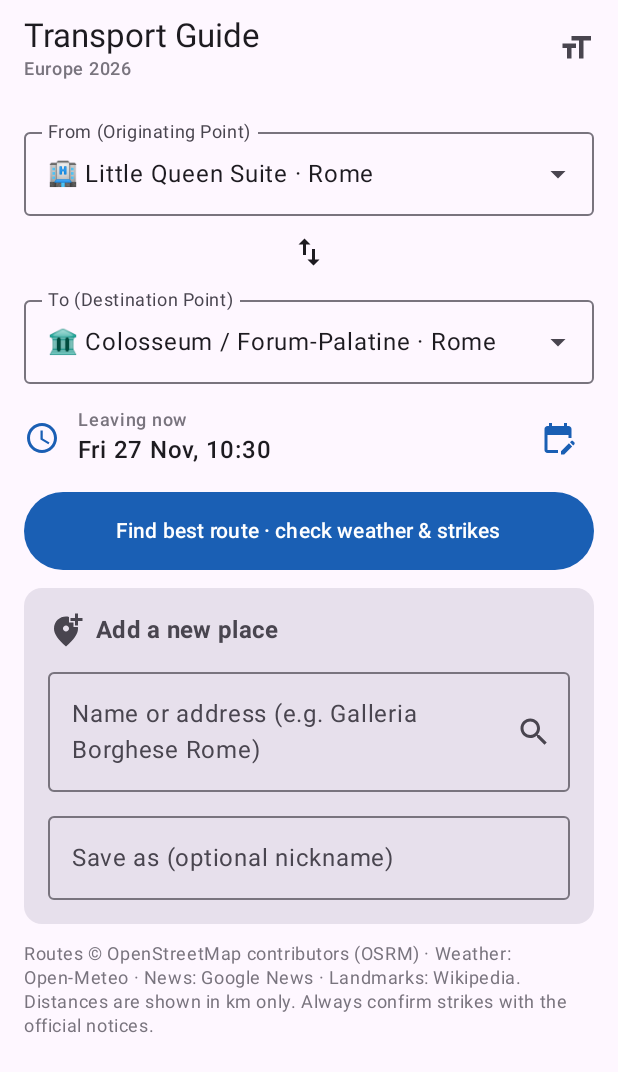
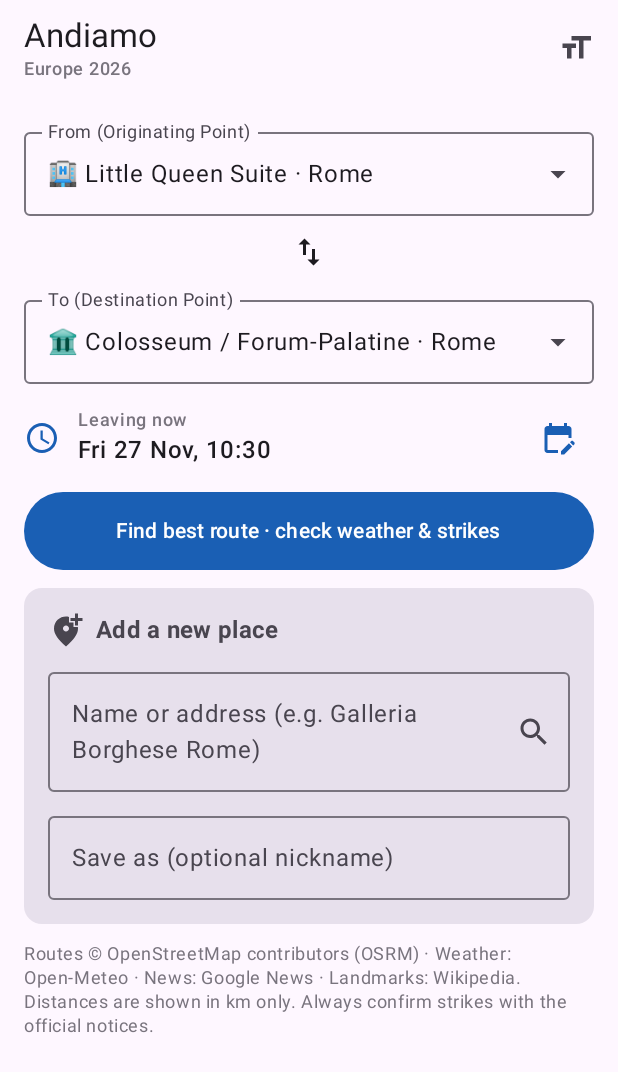
Before and after one commit to victorsim1628/TransportGuide, an Android app built with Jetpack Compose: the screen it shows after launch (MainActivity), on a phone screen of 412 x 824 dp. Shown: the top 1072 px of the screen. Run offline under Robolectric (Android 15) with nearby library versions, the phone set to English and light mode, and no system bars; pictures from the network do not load.

Commit message:
Rename the app to Andiamo
Home-screen label, title bar, README and GitHub Release name and asset
(Andiamo.apk). Package ID unchanged so it installs over earlier versions.
Version 1.1.0.

Co-Authored-By: Claude Opus 5.5 <noreply@anthropic.com>
Claude-Session: https://claude.ai/code/session_01AXNbdRhZisLD6nFoYy8Sbv

```diff
--- a/app/build.gradle.kts
+++ b/app/build.gradle.kts
@@ -12,8 +12,8 @@ android {
         applicationId = "com.transportguide.app"
         minSdk = 26
         targetSdk = 35
-        versionCode = 8
-        versionName = "1.0.7"
+        versionCode = 9
+        versionName = "1.1.0"
 
         // Only the 64-bit ARM build of the translation engine (every phone since about 2017);
         // the armv7/x86 copies added ~46 MB.
--- a/app/src/main/java/com/transportguide/app/ui/TripScreen.kt
+++ b/app/src/main/java/com/transportguide/app/ui/TripScreen.kt
@@ -106,7 +106,7 @@ private fun TripContent(vm: TripViewModel) {
         TopAppBar(
             title = {
                 Column {
-                    Text("Transport Guide", maxLines = 1, overflow = TextOverflow.Ellipsis)
+                    Text("Andiamo", maxLines = 1, overflow = TextOverflow.Ellipsis)
                     Text("Europe 2026", style = MaterialTheme.typography.labelMedium, color = MaterialTheme.colorScheme.outline)
                 }
             },
--- a/app/src/main/res/values/strings.xml
+++ b/app/src/main/res/values/strings.xml
@@ -1,3 +1,3 @@
 <resources>
-    <string name="app_name">Transport Guide</string>
+    <string name="app_name">Andiamo</string>
 </resources>
```
Also changed, not shown: 2 other files.
